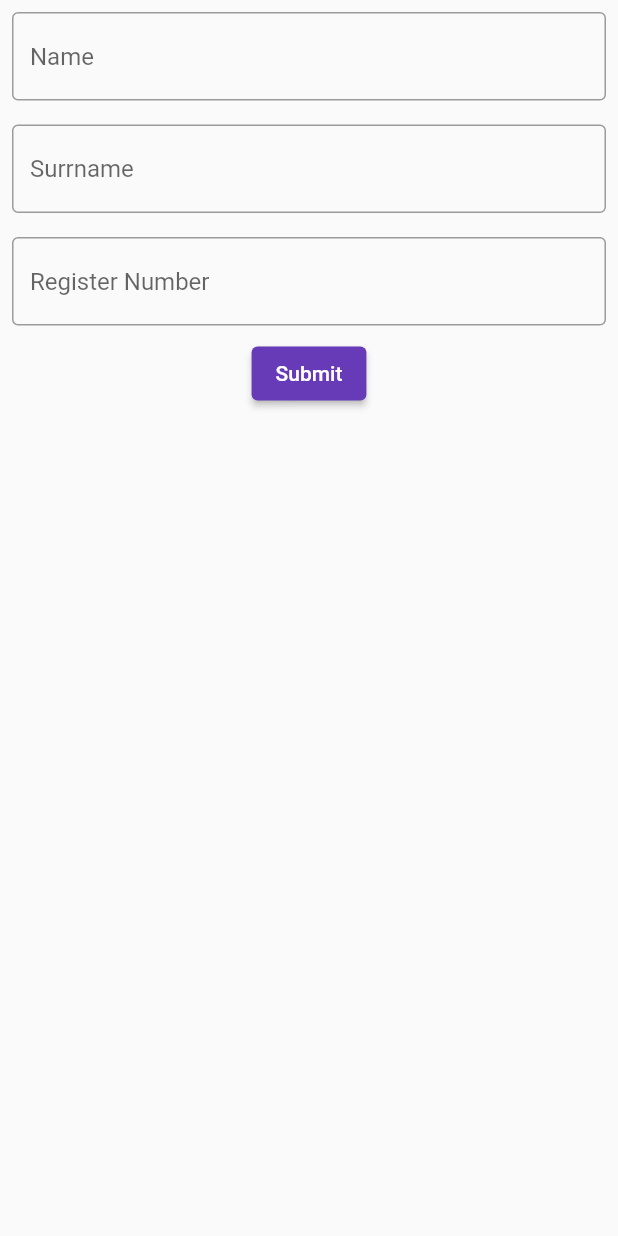
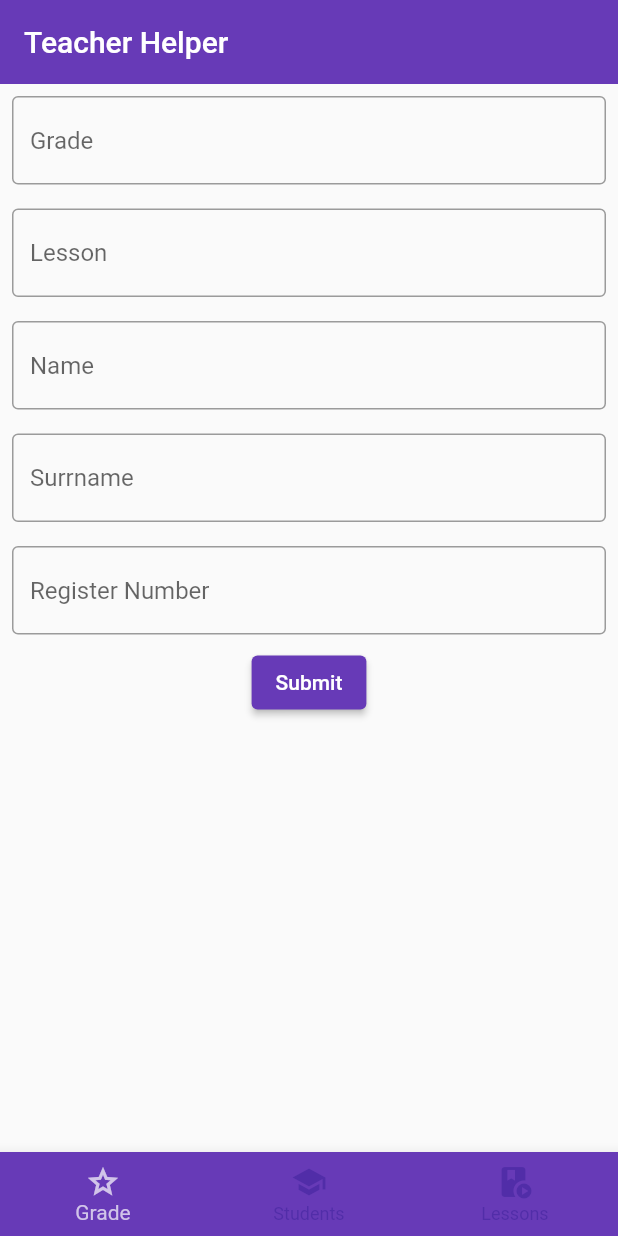
Before and after one commit to ReinaArionAlkira/teacher_pro, a Flutter app: the screen it shows after launch, on a phone screen of 412 x 824 dp. Run offline on Flutter 3.47's test engine with Material 2 defaults, Android fonts, the phone set to English and light mode, and no system bars; our stand-ins replace isar; accounts and stored records are empty; generated files the repository leaves out were written again.

Commit message:
to be continued

```diff
--- a/lib/main.dart
+++ b/lib/main.dart
@@ -1,10 +1,10 @@
 import 'package:flutter/material.dart';
 import 'package:isar/isar.dart';
-import 'package:teacher_pro/models/grade.dart';
-import 'package:teacher_pro/models/lesson.dart';
-import 'package:teacher_pro/models/student.dart';
+import 'package:teacher_pro/services/entities/grade.dart';
+import 'package:teacher_pro/services/entities/lesson.dart';
+import 'package:teacher_pro/services/entities/student.dart';
 
-import 'widgets/home_screen.dart';
+import 'ui/pages/home_screen.dart';
 
 Future<void> main() async {
   runApp(const MyApp());
@@ -13,16 +13,17 @@ Future<void> main() async {
 class MyApp extends StatelessWidget {
   const MyApp({super.key});
 
-  // This widget is the root of your application.
+  static const _title = 'Teacher Helper';
+
   @override
   Widget build(BuildContext context) {
     return MaterialApp(
-      title: 'Flutter Demo',
+      title: _title,
       theme: ThemeData(
         primarySwatch: Colors.deepPurple,
       ),
-      home: const HomeScreen(),
-      //home: const MyHomePage(title: 'Flutter Demo Home Page'),
+      home: const HomePagex(title: _title),
+      //home: const MyHomePage(title: _title),
     );
   }
 }
--- a/lib/models/grade.dart
+++ /dev/null
@@ -1,16 +0,0 @@
-import 'package:isar/isar.dart';
-// import 'package:teacher_pro/models/student.dart';
-
-// import 'lesson.dart';
-part 'grade.g.dart';
-
-@collection
-class Grade {
-  Id id = Isar.autoIncrement;
-
-  double? grade;
-
-  // final student = IsarLink<Student>();
-
-  // final lesson = IsarLink<Lesson>();
-}
--- /dev/null
+++ b/lib/services/entities/grade.dart
@@ -0,0 +1,16 @@
+import 'package:isar/isar.dart';
+import 'student.dart';
+import 'lesson.dart';
+
+part 'grade.g.dart';
+
+@collection
+class Grade {
+  Id id = Isar.autoIncrement;
+
+  double? grade;
+
+  final student = IsarLink<Student>();
+
+  final lesson = IsarLink<Lesson>();
+}
--- a/lib/models/lesson.dart
+++ b/lib/services/entities/lesson.dart
@@ -1,6 +1,6 @@
 import 'package:isar/isar.dart';
-import 'package:teacher_pro/models/grade.dart';
-import 'package:teacher_pro/models/student.dart';
+import 'grade.dart';
+import 'student.dart';
 
 part 'lesson.g.dart';
 
--- a/lib/models/student.dart
+++ b/lib/services/entities/student.dart
@@ -1,6 +1,5 @@
 import 'package:isar/isar.dart';
-import 'package:teacher_pro/models/lesson.dart';
-
+import 'lesson.dart';
 import 'grade.dart';
 
 part 'student.g.dart';
--- /dev/null
+++ b/lib/services/isar_service.dart
@@ -0,0 +1,17 @@
+import 'package:isar/isar.dart';
+
+import '../../services/entities/grade.dart';
+import '../../services/entities/lesson.dart';
+import '../../services/entities/student.dart';
+
+// https://medium.com/geekculture/isar-database-how-to-use-it-with-flutter-todo-app-978a2d7c85dd
+class IsarUsing {
+  //final isar = await Isar.open([GradeSchema, StudentSchema, LessonSchema]);
+
+  Future<void> createAndShow(student) async {
+    final isar = await Isar.open([GradeSchema, StudentSchema, LessonSchema]);
+    await isar.writeTxn(() async {
+      await isar.students.put(student);
+    });
+  }
+}
--- /dev/null
+++ b/lib/ui/widgets/add_student_widget.dart
@@ -0,0 +1,38 @@
+import 'package:flutter/material.dart';
+import 'package:teacher_pro/ui/widgets/text_field_widget.dart';
+
+class AddStudentWidget extends StatelessWidget {
+  AddStudentWidget({required this.formFields, super.key});
+
+  final List<TextFieldWidget> formFields;
+  final _formKey = GlobalKey<FormState>();
+
+  @override
+  Widget build(BuildContext context) {
+    return Form(
+      key: _formKey,
+      child: Column(
+        children: [
+          for (var i = 0; i < formFields.length; i++)
+            Padding(
+              padding: const EdgeInsets.all(8.0),
+              child: formFields[i],
+            ),
+          ElevatedButton(
+            onPressed: () {
+              // Validate returns true if the form is valid, or false otherwise.
+              if (_formKey.currentState!.validate()) {
+                // If the form is valid, display a snackbar. In the real world,
+                // you'd often call a server or save the information in a database.
+                ScaffoldMessenger.of(context).showSnackBar(
+                  const SnackBar(content: Text('Processing Data')),
+                );
+              }
+            },
+            child: const Text('Submit'),
+          ),
+        ],
+      ),
+    );
+  }
+}
--- /dev/null
+++ b/lib/ui/widgets/text_field_widget.dart
@@ -0,0 +1,44 @@
+import 'package:flutter/material.dart';
+import 'package:flutter/services.dart';
+
+class TextFieldWidget extends StatelessWidget {
+  TextFieldWidget({required this.text, this.type, super.key});
+
+  final TextInputType? type;
+
+  final String text;
+  final controller = TextEditingController();
+
+  @override
+  Widget build(BuildContext context) {
+    TextInputFormatter formater = FilteringTextInputFormatter.deny(r'\d');
+    if (type == TextInputType.number) {
+      formater = FilteringTextInputFormatter.digitsOnly;
+    }
+    return TextFormField(
+      keyboardType: type,
+      inputFormatters: [formater],
+      validator: (value) {
+        if (value == null || value.isEmpty) {
+          return 'Please enter some data';
+        }
+        if (type != TextInputType.number) {
+          RegExp regex = RegExp(r'^[A-ZŻŹĆĄŚĘŁÓŃ][a-zżźćńółęąś]+$');
+          if (!regex.hasMatch(value)) {
+            return 'Enter Correct Data';
+          }
+          return null;
+        }
+        if (text == 'Register Number' && value.length != 6) {
+          return 'Enter Correct Data';
+        }
+        return null;
+      },
+      controller: controller,
+      decoration: InputDecoration(
+        border: const OutlineInputBorder(),
+        hintText: text,
+      ),
+    );
+  }
+}
--- a/lib/utilities/logic.dart
+++ /dev/null
@@ -1,9 +0,0 @@
-import 'package:isar/isar.dart';
-import 'package:teacher_pro/models/grade.dart';
-import 'package:teacher_pro/models/lesson.dart';
-import 'package:teacher_pro/models/student.dart';
-
-// https://medium.com/geekculture/isar-database-how-to-use-it-with-flutter-todo-app-978a2d7c85dd
-class IsarUsing {
-  //final isar = await Isar.open([GradeSchema, StudentSchema, LessonSchema]);
-}
--- a/lib/widgets/add_student_screen.dart
+++ /dev/null
@@ -1,11 +0,0 @@
-import 'package:flutter/material.dart';
-
-class AddStudentWidget extends StatelessWidget {
-  const AddStudentWidget({super.key});
-
-  @override
-  Widget build(BuildContext context) {
-    // TODO: implement build
-    throw UnimplementedError();
-  }
-}
--- a/lib/widgets/home_screen.dart
+++ /dev/null
@@ -1,111 +0,0 @@
-import 'package:flutter/material.dart';
-import 'package:flutter/services.dart';
-
-// Todo: change to add screen and add normal home page
-final formFields = [
-  TextFieldWidget(text: 'Name'),
-  TextFieldWidget(text: 'Surrname'),
-  TextFieldWidget(text: 'Register Number', type: TextInputType.number),
-];
-
-class HomeScreen extends StatelessWidget {
-  const HomeScreen({super.key});
-
-  @override
-  Widget build(BuildContext context) {
-    return const SafeArea(
-      child: Scaffold(
-        body: MyForm(),
-      ),
-    );
-  }
-}
-
-class MyForm extends StatefulWidget {
-  const MyForm({super.key});
-
-  @override
-  MyFormState createState() {
-    return MyFormState();
-  }
-}
-
-class MyFormState extends State<MyForm> {
-  // Create a global key that uniquely identifies the Form widget
-  // and allows validation of the form.
-  //
-  // Note: This is a GlobalKey<FormState>,
-  // not a GlobalKey<MyCustomFormState>.
-  final _formKey = GlobalKey<FormState>();
-
-  @override
-  Widget build(BuildContext context) {
-    return Form(
-      key: _formKey,
-      child: Column(
-        children: [
-          for (var i = 0; i < formFields.length; i++)
-            Padding(
-              padding: const EdgeInsets.all(8.0),
-              child: formFields[i],
-            ),
-          ElevatedButton(
-            onPressed: () {
-              // Validate returns true if the form is valid, or false otherwise.
-              if (_formKey.currentState!.validate()) {
-                // If the form is valid, display a snackbar. In the real world,
-                // you'd often call a server or save the information in a database.
-                ScaffoldMessenger.of(context).showSnackBar(
-                  const SnackBar(content: Text('Processing Data')),
-                );
-              }
-            },
-            child: const Text('Submit'),
-          ),
-        ],
-      ),
-    );
-  }
-}
-
-class TextFieldWidget extends StatelessWidget {
-  TextFieldWidget({required this.text, this.type, super.key});
-
-  final TextInputType? type;
-
-  final String text;
-  final controller = TextEditingController();
-
-  @override
-  Widget build(BuildContext context) {
-    TextInputFormatter formater = FilteringTextInputFormatter.deny(r'\d');
-    if (type == TextInputType.number) {
-      formater = FilteringTextInputFormatter.digitsOnly;
-    }
-    return TextFormField(
-      keyboardType: type,
-      inputFormatters: [formater],
-      validator: (value) {
-        if (value == null || value.isEmpty) {
-          return 'Please enter some data';
-        }
-        if (type != TextInputType.number) {
-          RegExp regex = RegExp(r'^[A-ZŻŹĆĄŚĘŁÓŃ][a-zżźćńółęąś]+$');
-          if (!regex.hasMatch(value)) {
-            return 'Enter Correct Data';
-          }
-          return null;
-        }
-        if (text == 'Register Number' && value.length != 6) {
-          return 'Enter Correct Data';
-        }
-        return null;
-      },
-      controller: controller,
-      decoration: InputDecoration(
-        border: const OutlineInputBorder(),
-        hintText: text,
-      ),
-    );
-  }
-}
```
Also changed, not shown: lib/services/entities/grade.g.dart (renamed from lib/models/grade.g.dart), lib/services/entities/lesson.g.dart (renamed from lib/models/lesson.g.dart), lib/services/entities/student.g.dart (renamed from lib/models/student.g.dart).
